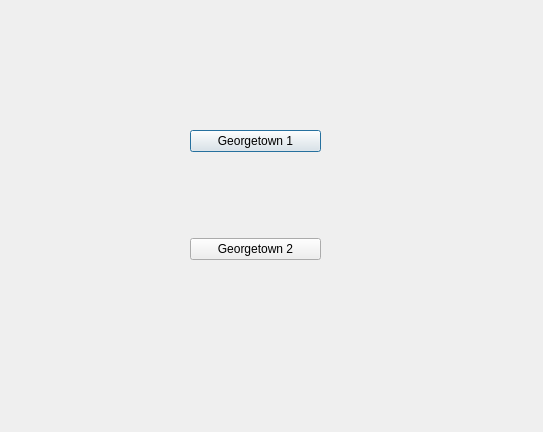
Qt form userIFDes/leagueSelection.ui (bengut10/spoLeague) before a commit.
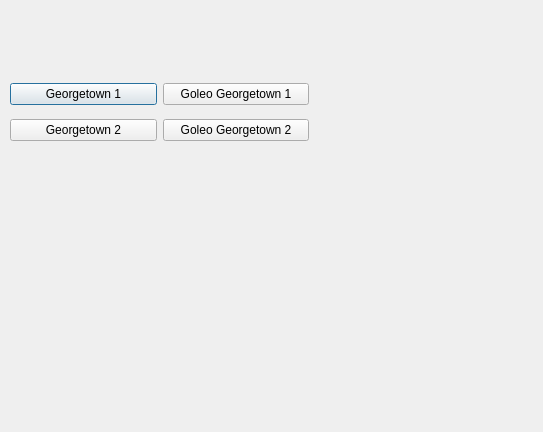
The same form after that commit.

The edit to the form file:
```diff
--- a/userIFDes/leagueSelection.ui
+++ b/userIFDes/leagueSelection.ui
@@ -13,17 +13,19 @@
   <property name="windowTitle">
    <string>Dialog</string>
   </property>
-  <widget class="QWidget" name="layoutWidget">
+  <widget class="QWidget" name="">
    <property name="geometry">
     <rect>
-     <x>190</x>
-     <y>50</y>
-     <width>131</width>
-     <height>291</height>
+     <x>10</x>
+     <y>75</y>
+     <width>299</width>
+     <height>76</height>
     </rect>
    </property>
    <layout class="QVBoxLayout" name="verticalLayout">
     <item>
+     <layout class="QHBoxLayout" name="horizontalLayout">
+      <item>
      <widget class="QPushButton" name="pushButtonG1">
       <property name="text">
        <string>Georgetown 1</string>
@@ -31,11 +33,31 @@
      </widget>
     </item>
     <item>
+       <widget class="QPushButton" name="pushButtonGoleoG1">
+        <property name="text">
+         <string>Goleo Georgetown 1</string>
+        </property>
+       </widget>
+      </item>
+     </layout>
+    </item>
+    <item>
+     <layout class="QHBoxLayout" name="horizontalLayout_2">
+      <item>
      <widget class="QPushButton" name="pushButtonG2">
       <property name="text">
        <string>Georgetown 2</string>
       </property>
      </widget>
+      </item>
+      <item>
+       <widget class="QPushButton" name="pushButtonGoleoG2">
+        <property name="text">
+         <string>Goleo Georgetown 2</string>
+        </property>
+       </widget>
+      </item>
+     </layout>
     </item>
    </layout>
   </widget>
```
Lines whose indentation alone changed are shown as unchanged.
